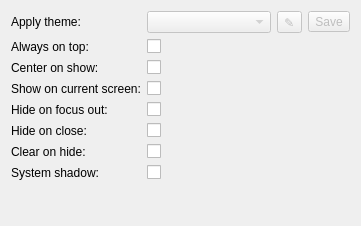
albertlauncher/plugins, file qmlboxmodel/src/configwidget.ui: the form before one commit.
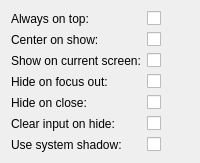
The form after the commit.

```diff
--- a/qmlboxmodel/src/configwidget.ui
+++ b/qmlboxmodel/src/configwidget.ui
@@ -2,57 +2,8 @@
 <ui version="4.0">
  <class>ConfigWidget</class>
  <widget class="QWidget" name="ConfigWidget">
-  <property name="geometry">
-   <rect>
-    <x>0</x>
-    <y>0</y>
-    <width>361</width>
-    <height>226</height>
-   </rect>
-  </property>
   <layout class="QFormLayout" name="formLayout">
    <item row="0" column="0">
-    <widget class="QLabel" name="label_themes">
-     <property name="text">
-      <string>Apply theme:</string>
-     </property>
-    </widget>
-   </item>
-   <item row="0" column="1">
-    <layout class="QHBoxLayout" name="horizontalLayout">
-     <item>
-      <widget class="QComboBox" name="comboBox_themes">
-       <property name="enabled">
-        <bool>false</bool>
-       </property>
-      </widget>
-     </item>
-     <item>
-      <widget class="QToolButton" name="toolButton_propertyEditor">
-       <property name="enabled">
-        <bool>false</bool>
-       </property>
-       <property name="toolTip">
-        <string>Edit theme</string>
-       </property>
-       <property name="text">
-        <string>✎</string>
-       </property>
-      </widget>
-     </item>
-     <item>
-      <widget class="QToolButton" name="toolButton_save">
-       <property name="enabled">
-        <bool>false</bool>
-       </property>
-       <property name="text">
-        <string>Save</string>
-       </property>
-      </widget>
-     </item>
-    </layout>
-   </item>
-   <item row="1" column="0">
     <widget class="QLabel" name="label_onTop">
      <property name="text">
       <string>Always on top:</string>
@@ -62,14 +13,14 @@
      </property>
     </widget>
    </item>
-   <item row="1" column="1">
+   <item row="0" column="1">
     <widget class="QCheckBox" name="checkBox_onTop">
      <property name="text">
       <string/>
      </property>
     </widget>
    </item>
-   <item row="2" column="0">
+   <item row="1" column="0">
     <widget class="QLabel" name="label_center">
      <property name="text">
       <string>Center on show:</string>
@@ -79,28 +30,28 @@
      </property>
     </widget>
    </item>
-   <item row="2" column="1">
+   <item row="1" column="1">
     <widget class="QCheckBox" name="checkBox_center">
      <property name="text">
       <string/>
      </property>
     </widget>
    </item>
-   <item row="3" column="0">
+   <item row="2" column="0">
     <widget class="QLabel" name="label_followMouse">
      <property name="text">
       <string>Show on current screen:</string>
      </property>
     </widget>
    </item>
-   <item row="3" column="1">
+   <item row="2" column="1">
     <widget class="QCheckBox" name="checkBox_followMouse">
      <property name="text">
       <string/>
      </property>
     </widget>
    </item>
-   <item row="4" column="0">
+   <item row="3" column="0">
     <widget class="QLabel" name="label_hideOnFocusOut">
      <property name="text">
       <string>Hide on focus out:</string>
@@ -110,41 +61,50 @@
      </property>
     </widget>
    </item>
-   <item row="5" column="0">
+   <item row="3" column="1">
+    <widget class="QCheckBox" name="checkBox_hideOnFocusOut">
+     <property name="text">
+      <string/>
+     </property>
+    </widget>
+   </item>
+   <item row="4" column="0">
     <widget class="QLabel" name="label_hideOnClose">
      <property name="text">
       <string>Hide on close:</string>
      </property>
-    </widget>
-   </item>
-   <item row="6" column="0">
-    <widget class="QLabel" name="label_clearOnHide">
-     <property name="text">
-      <string>Clear on hide:</string>
+     <property name="buddy">
+      <cstring>checkBox_hideOnClose</cstring>
      </property>
     </widget>
    </item>
    <item row="4" column="1">
-    <widget class="QCheckBox" name="checkBox_hideOnFocusOut">
-     <property name="text">
-      <string/>
-     </property>
-    </widget>
-   </item>
-   <item row="5" column="1">
     <widget class="QCheckBox" name="checkBox_hideOnClose"/>
    </item>
-   <item row="6" column="1">
+   <item row="5" column="0">
+    <widget class="QLabel" name="label_clearOnHide">
+     <property name="text">
+      <string>Clear input on hide:</string>
+     </property>
+     <property name="buddy">
+      <cstring>checkBox_clearOnHide</cstring>
+     </property>
+    </widget>
+   </item>
+   <item row="5" column="1">
     <widget class="QCheckBox" name="checkBox_clearOnHide"/>
    </item>
-   <item row="7" column="0">
+   <item row="6" column="0">
     <widget class="QLabel" name="label_systemShadow">
      <property name="text">
-      <string>System shadow:</string>
+      <string>Use system shadow:</string>
+     </property>
+     <property name="buddy">
+      <cstring>checkBox_systemShadow</cstring>
      </property>
     </widget>
    </item>
-   <item row="7" column="1">
+   <item row="6" column="1">
     <widget class="QCheckBox" name="checkBox_systemShadow">
      <property name="text">
       <string/>
```
Left out of the diff: 12 changed lines with no effect on the pictures.
